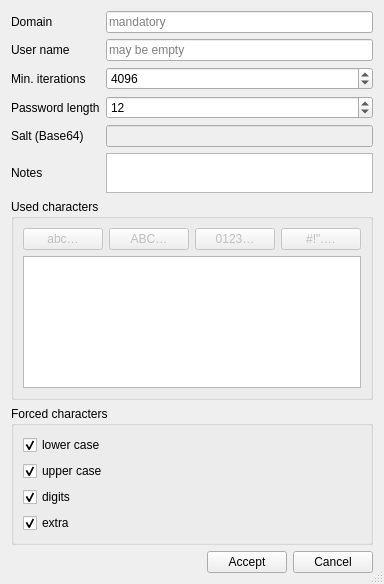
First picture: the form in newdomainwizard.ui, repository 607011/Qt-SESAM, before the edit.
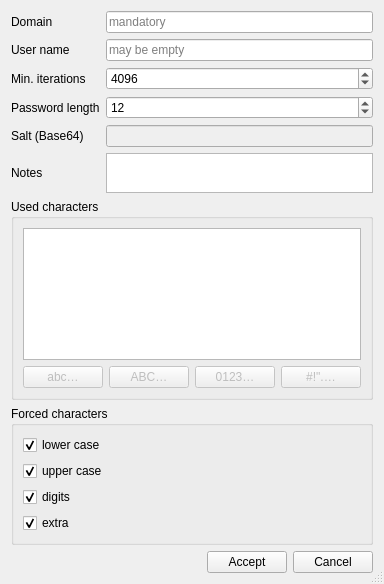
Second picture: the form after the edit.

Commit message: A little bit of streamlining ...

The edit to the form file:
```diff
--- a/newdomainwizard.ui
+++ b/newdomainwizard.ui
@@ -180,7 +180,7 @@
         </property>
        </widget>
       </item>
-      <item row="0" column="0">
+      <item row="4" column="0">
        <layout class="QHBoxLayout" name="horizontalLayout_4">
         <property name="topMargin">
          <number>0</number>
```
The commit also changes 1 other file.
